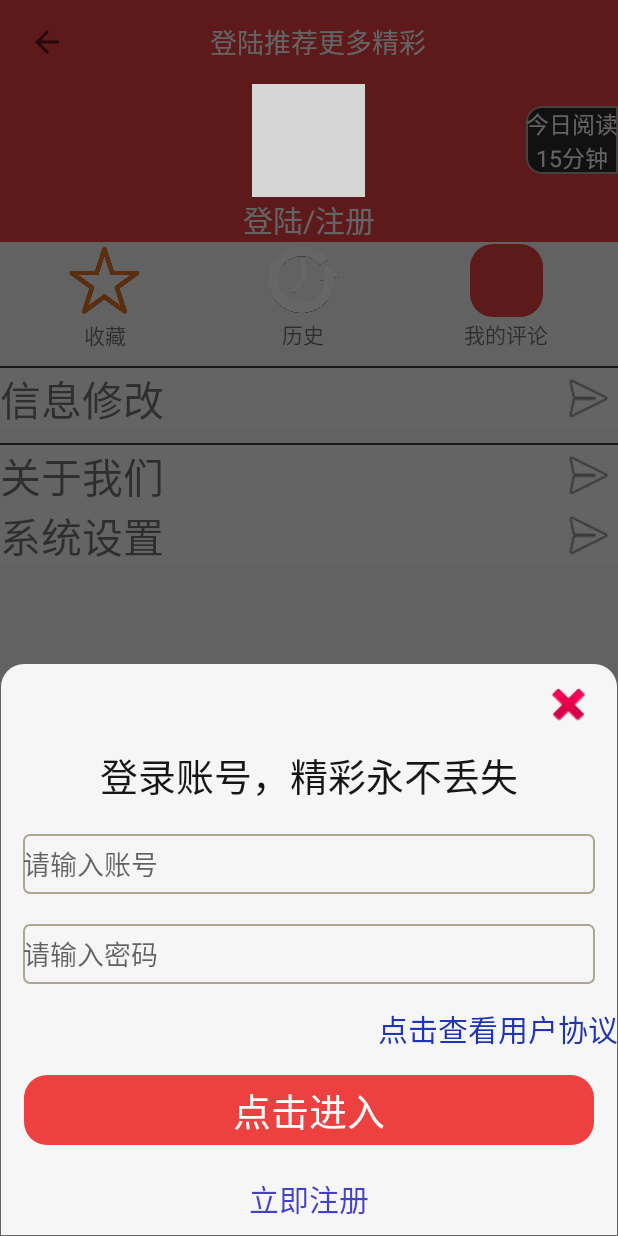
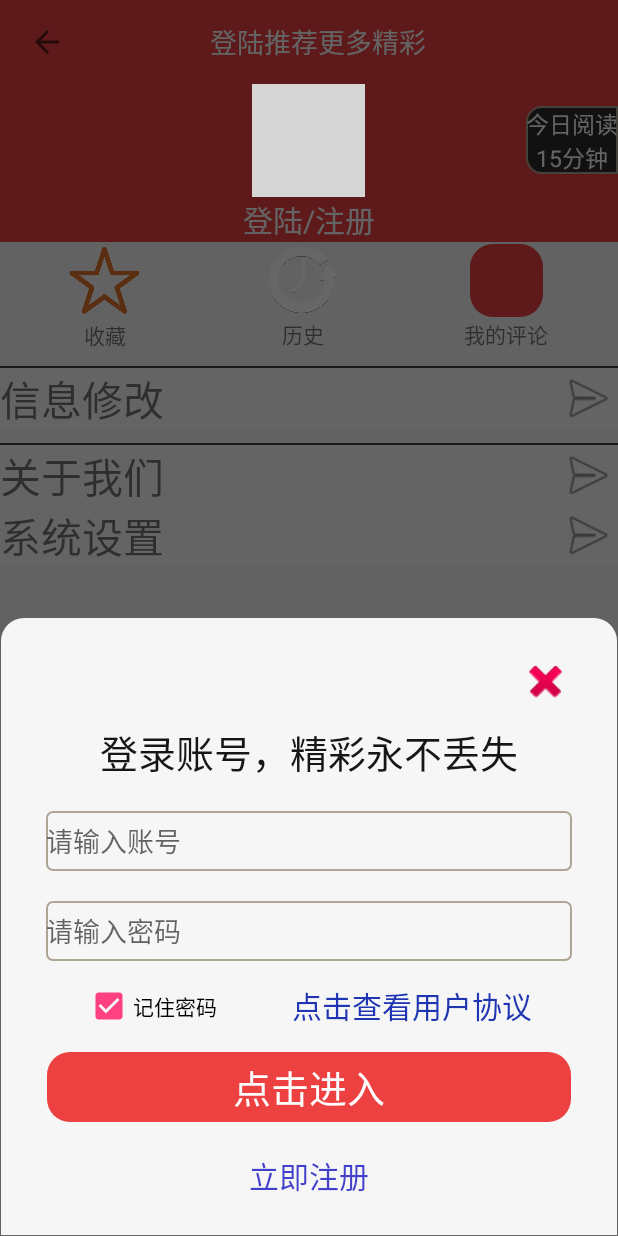
Before and after one commit to CAM1113/NewsBroswer-master, an Android app: the UserInfoManagerActivity screen opened directly, with no data from a screen before it, after a tap on "登陆/注册", on a phone screen of 412 x 824 dp. Run offline under Robolectric (Android 15) with nearby library versions, the phone set to English and light mode, and no system bars; our stand-ins replace CircleImageView; pictures from the network do not load; grey boxes are pictures that could not be loaded.

Commit message:
用户管理后台通信完成 完成部分登陆功能

```diff
--- a/app/src/main/res/layout/login_layout.xml
+++ b/app/src/main/res/layout/login_layout.xml
@@ -1,15 +1,18 @@
 <?xml version="1.0" encoding="utf-8"?>
-<LinearLayout
+<FrameLayout
     android:background="@drawable/bg_dialog_channel"
     xmlns:android="http://schemas.android.com/apk/res/android"
     xmlns:app="http://schemas.android.com/apk/res-auto"
+    android:layout_width="match_parent"
+    android:layout_height="wrap_content"
+    >
+    <LinearLayout
         android:layout_width="match_parent"
         android:layout_height="wrap_content"
         android:orientation="vertical"
         android:layout_gravity="center"
         android:layout_margin="15dp"
         >
-
         <ImageView
             android:layout_marginTop="10dp"
             android:layout_marginLeft="15dp"
@@ -61,8 +64,23 @@
             android:height="40dp"
             android:background="@drawable/bg_searchview"
             />
+        <LinearLayout
+            android:layout_gravity="center"
+            android:gravity="center"
+            android:orientation="horizontal"
+            android:layout_width="match_parent"
+            android:layout_height="match_parent">
+            <CheckBox
+                android:shadowColor="@color/red"
+                android:checked="true"
+                android:id="@+id/jizumima"
+                android:layout_gravity="left|center"
+                android:gravity="left|center"
+                android:text="记住密码"
+                android:layout_width="wrap_content"
+                android:layout_height="match_parent" />
             <TextView
-
+                android:layout_marginLeft="50dp"
                 android:height="40dp"
                 android:layout_width="wrap_content"
                 android:layout_height="wrap_content"
@@ -72,6 +90,8 @@
                 android:textSize="20sp"
                 android:textColor="#e80921ac"
                 />
+        </LinearLayout>
+
 
         <Button
             android:layout_marginTop="10dp"
@@ -101,3 +121,12 @@
             />
 
     </LinearLayout>
+    <ProgressBar
+        android:id="@+id/login_ProgressBar"
+        android:visibility="gone"
+        android:background="@drawable/circle"
+        android:layout_gravity="center"
+        android:layout_width="50dp"
+        android:layout_height="50dp" />
+
+</FrameLayout>
```
Also changed, not shown: app/src/main/java/com/example/newsbroswer/UserInfoManagerActivity.java (+81 -24 lines), app/src/main/java/com/example/newsbroswer/beans/database_beans/DBUserInfo.java (+25 -0 lines), app/src/main/java/com/example/newsbroswer/utils/StaticFinalValues.java (+8 -1 lines). Lines whose indentation alone changed are shown as unchanged.
